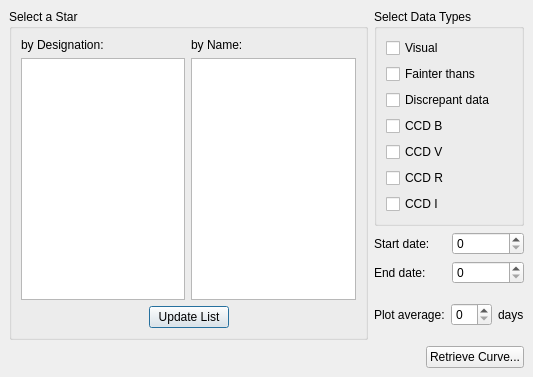
Before: the Qt Designer form kstars/tools/lcgeneratorui.ui in KDE/kstars, drawn with Qt 5.
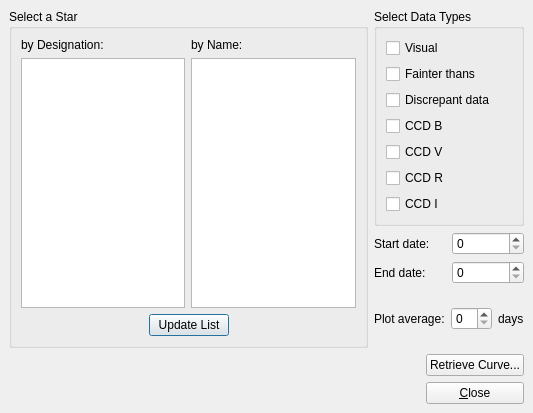
After: the same form once the commit is applied. Custom widgets are drawn as their Qt base class.

```diff
--- a/kstars/tools/lcgeneratorui.ui
+++ b/kstars/tools/lcgeneratorui.ui
@@ -9,7 +9,7 @@
     <x>0</x>
     <y>0</y>
     <width>533</width>
-    <height>377</height>
+    <height>413</height>
    </rect>
   </property>
   <property name="windowTitle" >
@@ -266,18 +266,35 @@
        </property>
        <property name="sizeHint" >
         <size>
-         <width>40</width>
-         <height>20</height>
+         <width>378</width>
+         <height>30</height>
         </size>
        </property>
       </spacer>
      </item>
      <item>
-      <widget class="QPushButton" name="GetCurveButton" >
-       <property name="text" >
-        <string>Retrieve Curve...</string>
+      <layout class="QVBoxLayout" >
+       <property name="margin" >
+        <number>0</number>
        </property>
-      </widget>
+       <property name="spacing" >
+        <number>6</number>
+       </property>
+       <item>
+        <widget class="QPushButton" name="GetCurveButton" >
+         <property name="text" >
+          <string>Retrieve Curve...</string>
+         </property>
+        </widget>
+       </item>
+       <item>
+        <widget class="QPushButton" name="pushButton" >
+         <property name="text" >
+          <string>&amp;Close</string>
+         </property>
+        </widget>
+       </item>
+      </layout>
      </item>
     </layout>
    </item>
```
Left out of the diff: 19 changed lines with no effect on the pictures.
